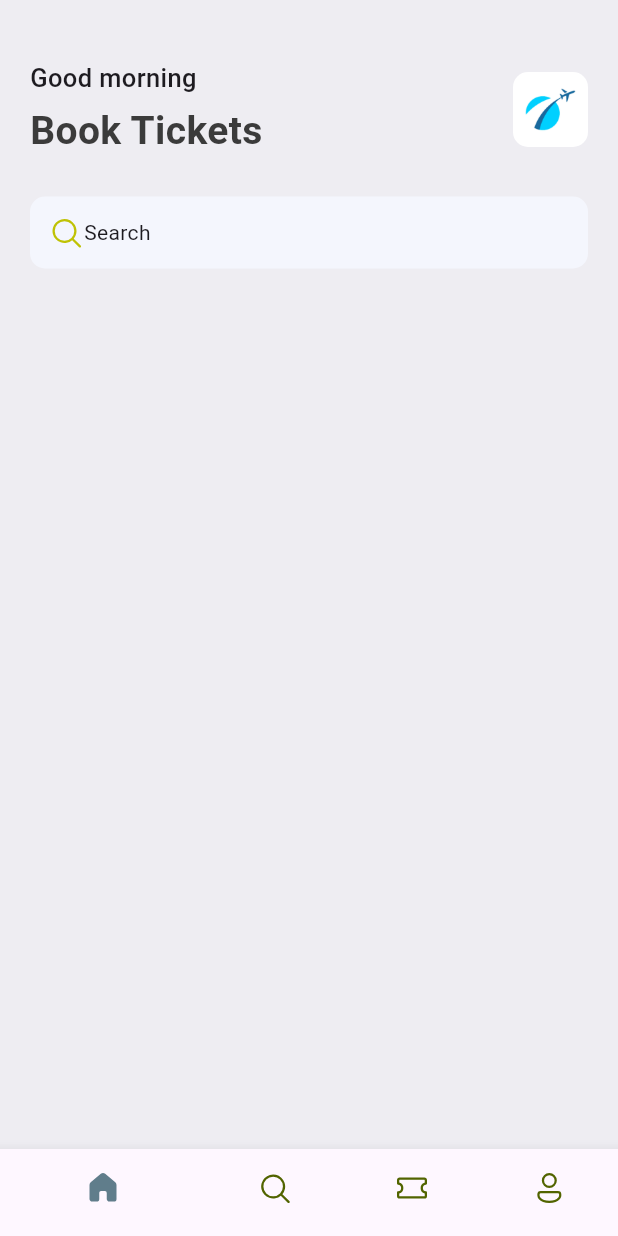
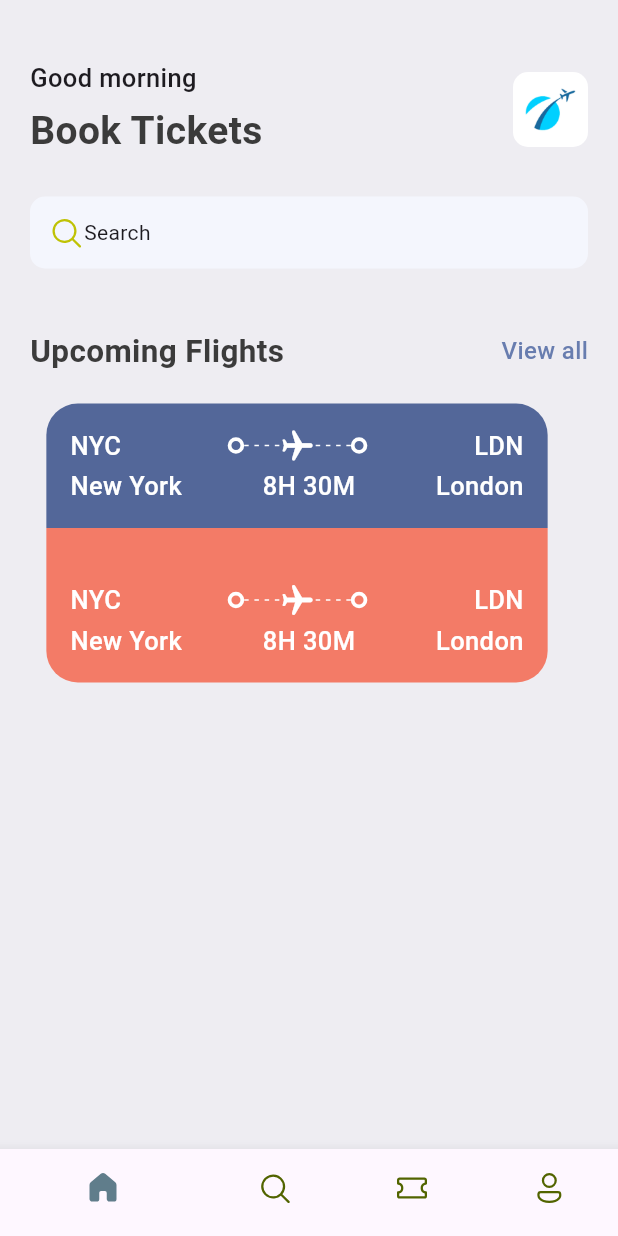
Before and after one commit to Bolutife-6978/Ticket_App, a Flutter app: the screen it shows after launch, on a phone screen of 412 x 824 dp. Run offline on Flutter 3.47's test engine with Material 3 defaults, Android fonts, the phone set to English and light mode, and no system bars; our stand-ins replace fluentui_icons.

Commit message:
Ticket View

```diff
--- a/lib/base/res/styles/app_styles.dart
+++ b/lib/base/res/styles/app_styles.dart
@@ -1,20 +1,22 @@
-
-
 import 'package:flutter/material.dart';
 
 Color primary = const Color(0xFF687daf);
-class AppStyles{
+
+class AppStyles {
   static Color primaryColor = primary;
   static Color bgColor = const Color(0xFFeeedf2);
   static Color textColor = const Color(0xFF3b3b3b);
+  static Color ticketBlue = const Color(0xFF536799);
+  static Color ticketOrange = const Color(0xFFF37B67);
 
-  static TextStyle headLineStyle1 = TextStyle(
-      fontSize: 26,
-      color: textColor,
-      fontWeight: FontWeight.bold);
+  static TextStyle textStyle =
+      TextStyle(fontSize: 16, color: textColor, fontWeight: FontWeight.w500);
+  static TextStyle headLineStyle1 =
+      TextStyle(fontSize: 26, color: textColor, fontWeight: FontWeight.bold);
 
-  static TextStyle headLineStyle3 = const TextStyle(
-    fontSize: 17,
-    fontWeight: FontWeight.w500
-  );
+  static TextStyle headLineStyle2 =
+      TextStyle(fontSize: 21, fontWeight: FontWeight.bold, color: textColor);
+
+  static TextStyle headLineStyle3 =
+      const TextStyle(fontSize: 17, fontWeight: FontWeight.w500);
 }
--- /dev/null
+++ b/lib/base/widgets/app_double_text.dart
@@ -0,0 +1,27 @@
+import 'package:flutter/material.dart';
+import 'package:ticket_app/base/res/styles/app_styles.dart';
+
+class AppDoubleText extends StatelessWidget {
+  const AppDoubleText(
+      {super.key, required this.bigText, required this.smallText});
+  final String bigText;
+  final String smallText;
+  @override
+  Widget build(BuildContext context) {
+    return Row(
+      mainAxisAlignment: MainAxisAlignment.spaceBetween,
+      children: [
+        Text(
+          bigText,
+          style: AppStyles.headLineStyle2,
+        ),
+        InkWell(
+          onTap: () {},
+          child: Text(smallText, style: AppStyles.textStyle.copyWith(
+            color: AppStyles.primaryColor
+          ),),
+        ),
+      ],
+    );
+  }
+}
--- /dev/null
+++ b/lib/base/widgets/app_layoutbuilder_widget.dart
@@ -0,0 +1,26 @@
+import 'package:flutter/material.dart';
+
+class AppLayoutBuilderWidget extends StatelessWidget {
+  final int randomDivider;
+
+  const AppLayoutBuilderWidget({super.key, required this.randomDivider});
+
+  @override
+  Widget build(BuildContext context) {
+    return LayoutBuilder(
+        builder: (BuildContext context, BoxConstraints constraints) {
+      return Flex(
+        mainAxisAlignment: MainAxisAlignment.spaceBetween,
+        direction: Axis.horizontal,
+        children: List.generate(
+            (constraints.constrainWidth() / randomDivider).floor(),
+            (index) => const SizedBox(
+                  width: 3,
+                  height: 1,
+                  child: DecoratedBox(
+                      decoration: BoxDecoration(color: Colors.white)),
+                )),
+      );
+    });
+  }
+}
--- /dev/null
+++ b/lib/base/widgets/big_dot.dart
@@ -0,0 +1,16 @@
+import 'package:flutter/material.dart';
+
+class BigDot extends StatelessWidget {
+  const BigDot({super.key});
+
+  @override
+  Widget build(BuildContext context) {
+    return Container(
+      padding: const EdgeInsets.all(3),
+      decoration: BoxDecoration(
+        borderRadius: BorderRadius.circular(20),
+        border: Border.all(width: 2.5, color: Colors.white)
+      ),
+    );
+  }
+}
--- /dev/null
+++ b/lib/base/widgets/ticket_view.dart
@@ -0,0 +1,180 @@
+import 'package:flutter/material.dart';
+import 'package:ticket_app/base/widgets/app_layoutbuilder_widget.dart';
+import 'package:ticket_app/base/widgets/big_dot.dart';
+
+import '../res/styles/app_styles.dart';
+
+class TicketView extends StatelessWidget {
+  const TicketView({super.key});
+
+  @override
+  Widget build(BuildContext context) {
+    final size = MediaQuery.of(context).size;
+    return SizedBox(
+      width: size.width * 0.85,
+      height: 189,
+      child: Container(
+        margin: const EdgeInsets.only(right: 16),
+        child: Column(
+          children: [
+            Container(
+              padding: const EdgeInsets.all(16),
+              decoration: BoxDecoration(
+                color: AppStyles.ticketBlue,
+                borderRadius: const BorderRadius.only(
+                    topLeft: Radius.circular(21), topRight: Radius.circular(21)),
+              ),
+              child: Center(
+                child: Column(
+                  children: [
+                    //show departure and destination with icon
+                    Row(
+                      children: [
+                        Text(
+                          "NYC",
+                          style: AppStyles.headLineStyle3
+                              .copyWith(color: Colors.white),
+                        ),
+                        Expanded(child: Container()),
+                        const BigDot(),
+                        Expanded(
+                            child: Stack(
+                          children: [
+                            const SizedBox(
+                              height: 24,
+                              child: AppLayoutBuilderWidget(
+                                randomDivider: 6,
+                              ),
+                            ),
+                            Center(
+                              child: Transform.rotate(
+                                  angle: 1.57,
+                                  child: const Icon(
+                                    Icons.local_airport_rounded,
+                                    color: Colors.white,
+                                  )),
+                            )
+                          ],
+                        )),
+                        const BigDot(),
+                        Expanded(child: Container()),
+                        Text(
+                          "LDN",
+                          style: AppStyles.headLineStyle3
+                              .copyWith(color: Colors.white),
+                        )
+                      ],
+                    ),
+                    const SizedBox(
+                      height: 3,
+                    ),
+                    //show departure and destination names with time
+                    Row(
+                      children: [
+                        Text(
+                          "New York",
+                          style: AppStyles.headLineStyle3
+                              .copyWith(color: Colors.white),
+                        ),
+                        Expanded(child: Container()),
+                        Text(
+                          "8H 30M",
+                          style: AppStyles.headLineStyle3
+                              .copyWith(color: Colors.white),
+                        ),
+                        Expanded(child: Container()),
+                        Text(
+                          "London",
+                          style: AppStyles.headLineStyle3
+                              .copyWith(color: Colors.white),
+                        )
+                      ],
+                    ),
+                  ],
+                ),
+              ),
+            ),
+            Container(height: 20,color: AppStyles.ticketOrange,),
+            Container(
+              padding: const EdgeInsets.all(16),
+              decoration: BoxDecoration(
+                color: AppStyles.ticketOrange,
+                borderRadius: const BorderRadius.only(
+                    bottomLeft: Radius.circular(21), bottomRight: Radius.circular(21)),
+              ),
+              child: Center(
+                child: Column(
+                  children: [
+                    //show departure and destination with icon
+                    Row(
+                      children: [
+                        Text(
+                          "NYC",
+                          style: AppStyles.headLineStyle3
+                              .copyWith(color: Colors.white),
+                        ),
+                        Expanded(child: Container()),
+                        const BigDot(),
+                        Expanded(
+                            child: Stack(
+                              children: [
+                                const SizedBox(
+                                  height: 24,
+                                  child: AppLayoutBuilderWidget(
+                                    randomDivider: 6,
+                                  ),
+                                ),
+                                Center(
+                                  child: Transform.rotate(
+                                      angle: 1.57,
+                                      child: const Icon(
+                                        Icons.local_airport_rounded,
+                                        color: Colors.white,
+                                      )),
+                                )
+                              ],
+                            )),
+                        const BigDot(),
+                        Expanded(child: Container()),
+                        Text(
+                          "LDN",
+                          style: AppStyles.headLineStyle3
+                              .copyWith(color: Colors.white),
+                        )
+                      ],
+                    ),
+                    const SizedBox(
+                      height: 3,
+                    ),
+                    //show departure and destination names with time
+                    Row(
+                      children: [
+                        Text(
+                          "New York",
+                          style: AppStyles.headLineStyle3
+                              .copyWith(color: Colors.white),
+                        ),
+                        Expanded(child: Container()),
+                        Text(
+                          "8H 30M",
+                          style: AppStyles.headLineStyle3
+                              .copyWith(color: Colors.white),
+                        ),
+                        Expanded(child: Container()),
+                        Text(
+                          "London",
+                          style: AppStyles.headLineStyle3
+                              .copyWith(color: Colors.white),
+                        )
+                      ],
+                    ),
+                  ],
+                ),
+              ),
+            ),
+          ],
+        ),
+      ),
+    );
+  }
+}
--- a/lib/screens/home_screen.dart
+++ b/lib/screens/home_screen.dart
@@ -1,5 +1,7 @@
 import 'package:fluentui_icons/fluentui_icons.dart';
 import 'package:flutter/material.dart';
+import 'package:ticket_app/base/widgets/app_double_text.dart';
+import 'package:ticket_app/base/widgets/ticket_view.dart';
 
 import '../base/res/media.dart';
 import '../base/res/styles/app_styles.dart';
@@ -65,9 +67,14 @@ class HomeScreen extends StatelessWidget {
                     ],
                   ),
                 ),
+                const SizedBox(height: 40,),
+                const AppDoubleText(bigText: 'Upcoming Flights', smallText: 'View all',),
+                const SizedBox(height: 20,),
+               const TicketView(),
               ],
             ),
-          )
+          ),
+
         ],
       ),
     );
```
